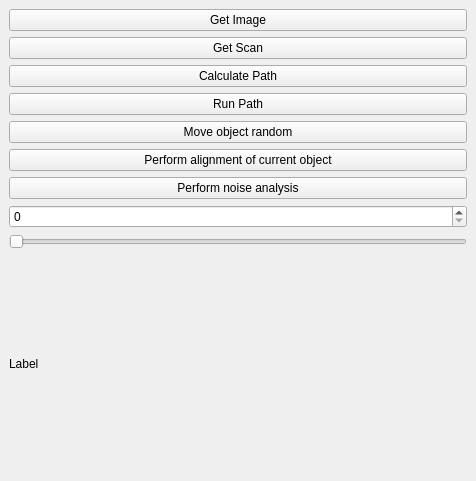
This is simulated_depth_sensor/sample_plugin/src/SamplePlugin.ui in Masle16/rovi_project as Qt 5 draws it before an edit. The edited form follows.
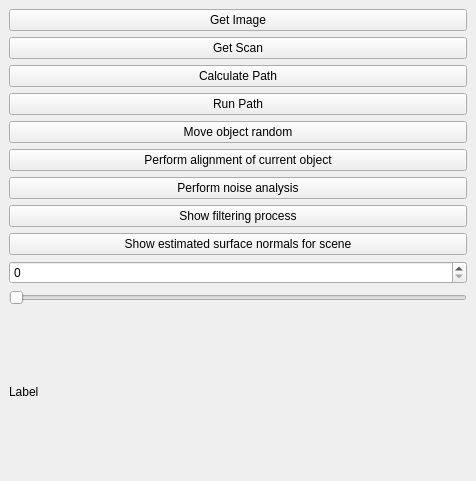
This is the edited form.

```diff
--- a/simulated_depth_sensor/sample_plugin/src/SamplePlugin.ui
+++ b/simulated_depth_sensor/sample_plugin/src/SamplePlugin.ui
@@ -66,6 +66,20 @@
         </property>
        </widget>
       </item>
+      <item>
+       <widget class="QPushButton" name="_btn_filter">
+        <property name="text">
+         <string>Show filtering process</string>
+        </property>
+       </widget>
+      </item>
+      <item>
+       <widget class="QPushButton" name="_btn_normals">
+        <property name="text">
+         <string>Show estimated surface normals for scene</string>
+        </property>
+       </widget>
+      </item>
       <item>
        <widget class="QSpinBox" name="_spinBox"/>
       </item>
```
